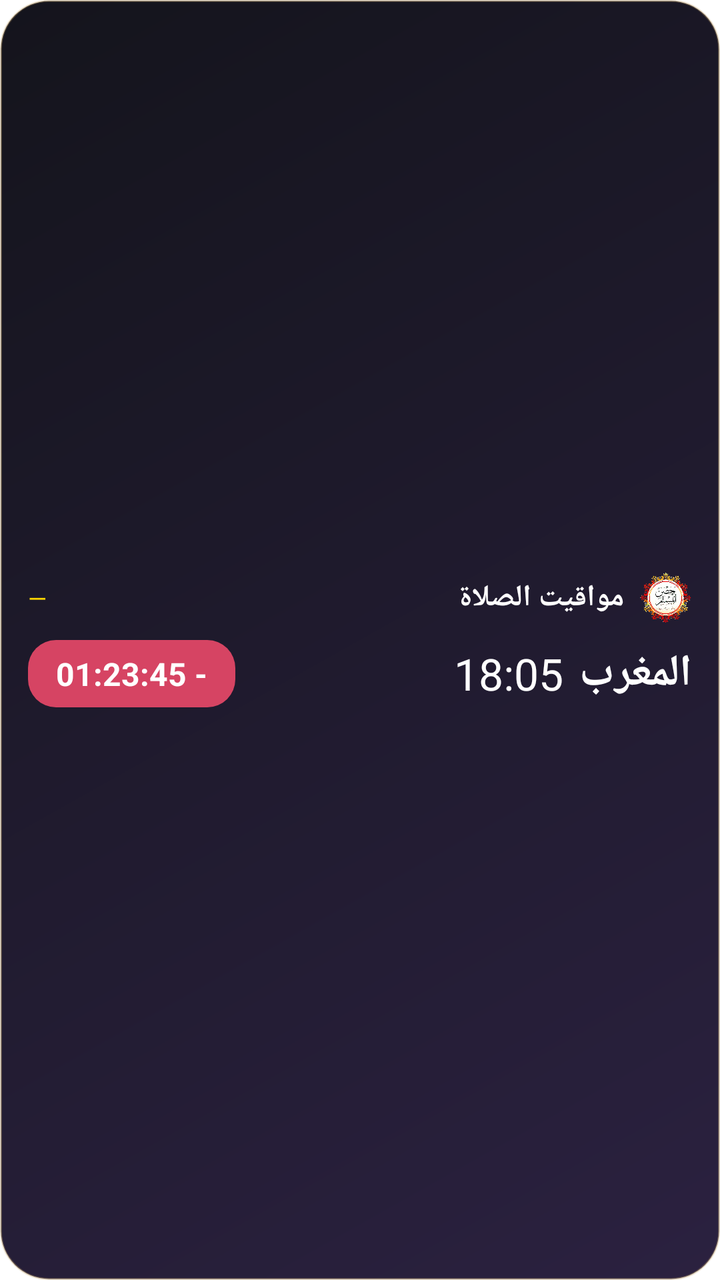
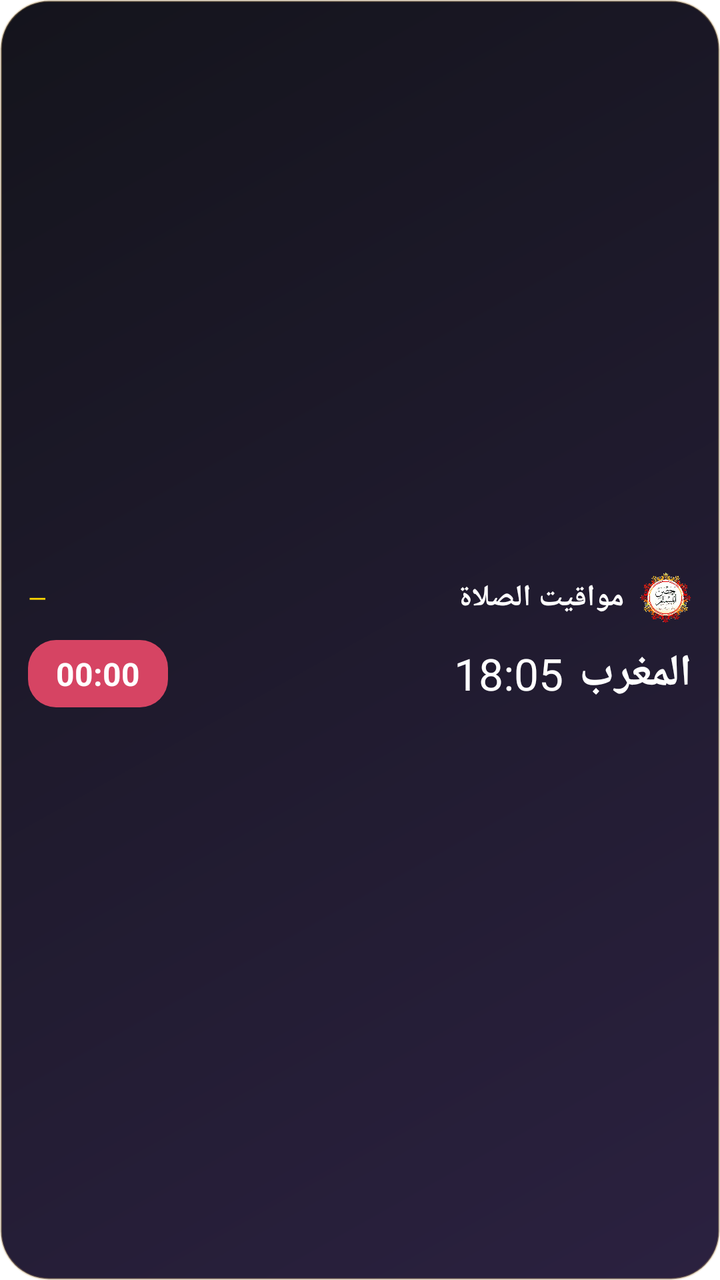

Screens rendered from an Android XML layout before and after an edit, with the pre-edit source and the edit as a unified diff.
<!-- AndroidManifest.xml: fallback theme Theme.MaterialComponents.DayNight.NoActionBar -->
<!-- res/layout/prayer_widget.xml -->
<?xml version="1.0" encoding="utf-8"?>
<LinearLayout xmlns:android="http://schemas.android.com/apk/res/android"
    android:id="@+id/widget_small_root"
    android:layout_width="match_parent"
    android:layout_height="match_parent"
    android:orientation="vertical"
    android:gravity="center_vertical"
    android:layoutDirection="rtl"
    android:padding="14dp"
    android:background="@drawable/widget_background">

    <LinearLayout
        android:layout_width="match_parent"
        android:layout_height="wrap_content"
        android:orientation="horizontal"
        android:gravity="center_vertical">

        <ImageView
            android:layout_width="26dp"
            android:layout_height="26dp"
            android:src="@mipmap/ic_launcher"
            android:contentDescription="@string/widget_small_desc" />

        <TextView
            android:id="@+id/widget_small_title"
            android:layout_width="wrap_content"
            android:layout_height="wrap_content"
            android:layout_marginStart="8dp"
            android:text="مواقيت الصلاة"
            android:textSize="15sp"
            android:textStyle="bold"
            android:textColor="#FFFFFF" />

        
        <LinearLayout
            android:layout_width="0dp"
            android:layout_height="match_parent"
            android:layout_weight="1"
            android:orientation="horizontal" />

        <TextView
            android:id="@+id/widget_small_hijri"
            android:layout_width="wrap_content"
            android:layout_height="wrap_content"
            android:text="—"
            android:textSize="12sp"
            android:textColor="#FFD700" />
    </LinearLayout>

    <LinearLayout
        android:layout_width="match_parent"
        android:layout_height="wrap_content"
        android:layout_marginTop="8dp"
        android:orientation="horizontal"
        android:gravity="center_vertical">

        <TextView
            android:id="@+id/widget_small_next_name"
            android:layout_width="wrap_content"
            android:layout_height="wrap_content"
            android:text="المغرب"
            android:textSize="22sp"
            android:textStyle="bold"
            android:textColor="#FFFFFF" />

        <TextView
            android:id="@+id/widget_small_next_time"
            android:layout_width="wrap_content"
            android:layout_height="wrap_content"
            android:layout_marginStart="8dp"
            android:text="18:05"
            android:textSize="22sp"
            android:textColor="#FFFFFF" />

        
        <LinearLayout
            android:layout_width="0dp"
            android:layout_height="match_parent"
            android:layout_weight="1"
            android:orientation="horizontal" />

        <TextView
            android:id="@+id/widget_small_countdown"
            android:layout_width="wrap_content"
            android:layout_height="wrap_content"
            android:background="@drawable/widget_pill"
            android:paddingStart="14dp"
            android:paddingEnd="14dp"
            android:paddingTop="6dp"
            android:paddingBottom="6dp"
            android:text="- 01:23:45"
            android:textSize="16sp"
            android:textStyle="bold"
            android:textColor="#FFFFFF" />
    </LinearLayout>
</LinearLayout>
<!-- resources referenced by this layout -->
<resources>
  <!-- drawable widget_background (drawable) -->
  <?xml version="1.0" encoding="utf-8"?>
  <shape xmlns:android="http://schemas.android.com/apk/res/android">
      <gradient
          android:startColor="#2B2140"
          android:endColor="#14141C"
          android:angle="135" />
      <corners android:radius="24dp" />
      <stroke android:width="1dp" android:color="#59C2A36B" />
  </shape>
  <!-- drawable widget_pill (drawable) -->
  <?xml version="1.0" encoding="utf-8"?>
  <shape xmlns:android="http://schemas.android.com/apk/res/android">
      <solid android:color="#D64463" />
      <corners android:radius="14dp" />
  </shape>
  <!-- mipmap ic_launcher: png bitmap (mipmap-hdpi, 205398 bytes) -->
  <string name="widget_small_desc">مواقيت الصلاة — الصلاة القادمة والعد التنازلي</string>
</resources>

<!-- the commit's change to res/layout/prayer_widget.xml (unified diff, before → after) -->
@@ -79,7 +79,8 @@
             android:layout_weight="1"
             android:orientation="horizontal" />
 
-        <TextView
+        
+        <Chronometer
             android:id="@+id/widget_small_countdown"
             android:layout_width="wrap_content"
             android:layout_height="wrap_content"
